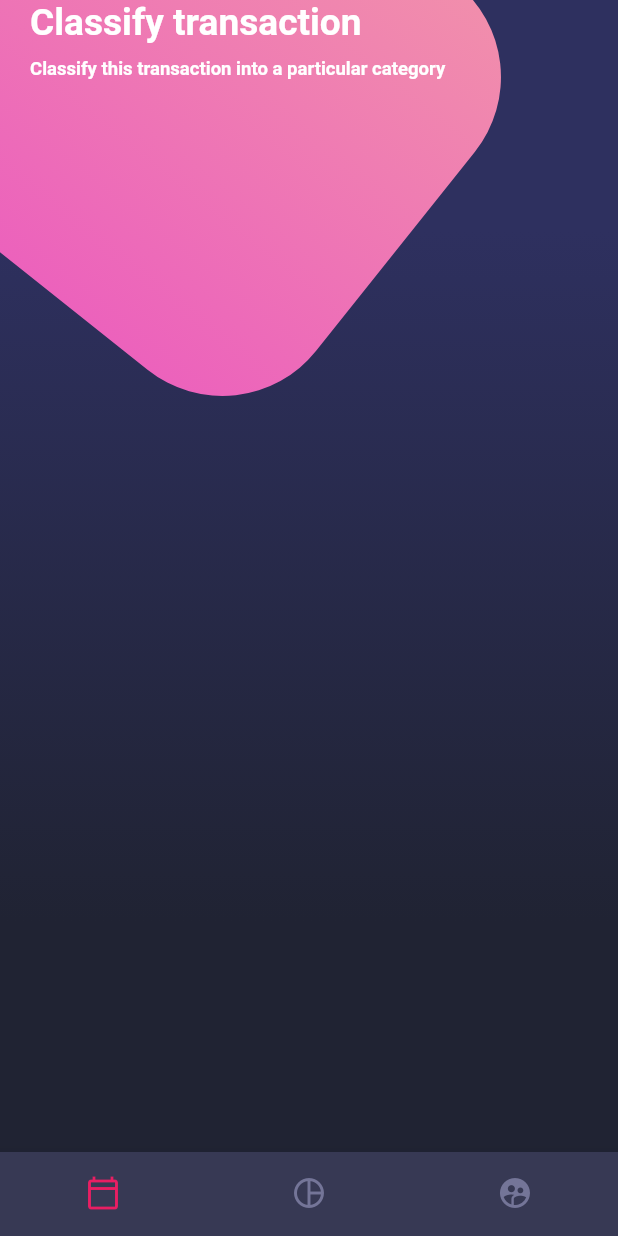
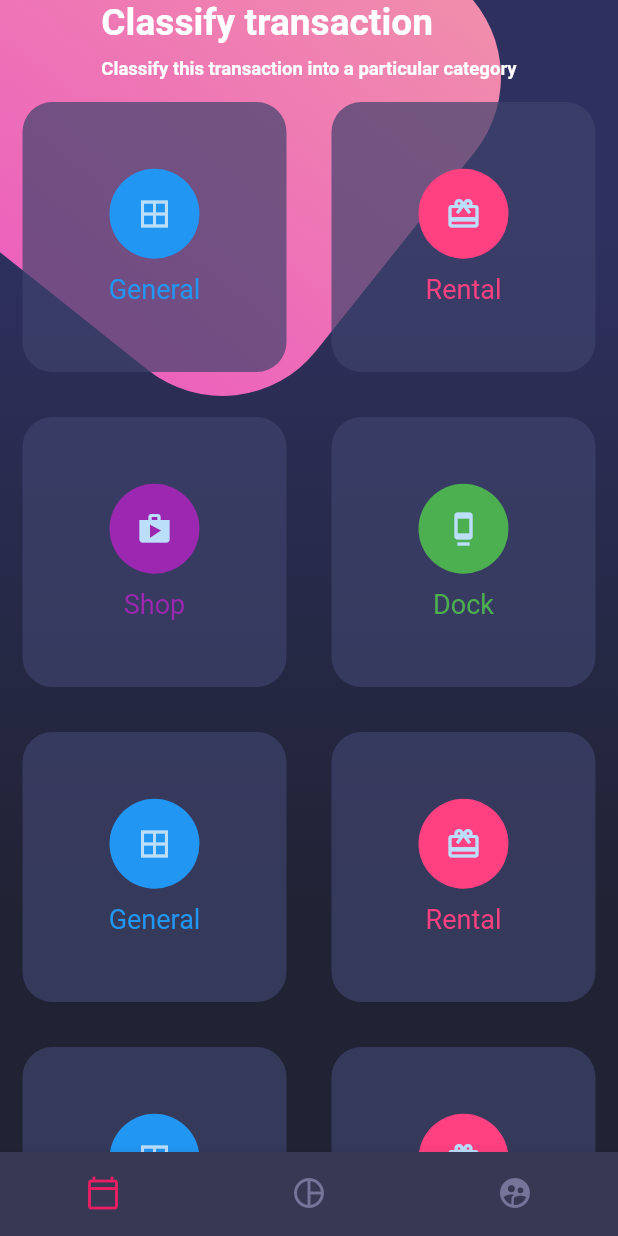
Before and after one commit to BryanParada/designsApp, a Flutter app: the screen it shows after launch, on a phone screen of 412 x 824 dp. Run offline on Flutter 3.47's test engine with Material 2 defaults, Android fonts, the phone set to English and light mode, and no system bars.

Commit message:
F151 - composite design - Table TableRow

```diff
--- a/lib/screens/home_screen.dart
+++ b/lib/screens/home_screen.dart
@@ -1,4 +1,5 @@
 import 'package:designs_app/widgets/background.dart';
+import 'package:designs_app/widgets/card_table.dart';
 import 'package:designs_app/widgets/custom_bottom_nav.dart';
 import 'package:designs_app/widgets/page_title.dart';
 import 'package:flutter/material.dart';
@@ -35,6 +36,9 @@ class _HomeBody extends StatelessWidget {
           children: [
             //Titulos
             PageTitle(),
+
+            //Card Table
+            CardTable(),
           ],
         ),
     );
--- /dev/null
+++ b/lib/widgets/card_table.dart
@@ -0,0 +1,88 @@
+import 'package:flutter/material.dart';
+
+class CardTable extends StatelessWidget {
+  const CardTable({super.key});
+
+  @override
+  Widget build(BuildContext context) {
+    return Table(
+      children: [
+        TableRow(
+          children:[
+            _SingleCard(icon: Icons.border_all, color: Colors.blue, text: 'General'),
+            _SingleCard(icon: Icons.card_giftcard, color: Colors.pinkAccent, text: 'Rental'),
+          ]
+        ),
+         TableRow(
+          children:[
+            _SingleCard(icon: Icons.shop, color: Colors.purple, text: 'Shop'),
+            _SingleCard(icon: Icons.dock, color: Colors.green, text: 'Dock'),
+          ]
+        ),
+         TableRow(
+          children:[
+            _SingleCard(icon: Icons.border_all, color: Colors.blue, text: 'General'),
+            _SingleCard(icon: Icons.card_giftcard, color: Colors.pinkAccent, text: 'Rental'),
+          ]
+        ),
+                 TableRow(
+          children:[
+            _SingleCard(icon: Icons.border_all, color: Colors.blue, text: 'General'),
+            _SingleCard(icon: Icons.card_giftcard, color: Colors.pinkAccent, text: 'Rental'),
+          ]
+        ),
+                 TableRow(
+          children:[
+            _SingleCard(icon: Icons.border_all, color: Colors.blue, text: 'General'),
+            _SingleCard(icon: Icons.card_giftcard, color: Colors.pinkAccent, text: 'Rental'),
+          ]
+        ),
+                 TableRow(
+          children:[
+            _SingleCard(icon: Icons.border_all, color: Colors.blue, text: 'General'),
+            _SingleCard(icon: Icons.card_giftcard, color: Colors.pinkAccent, text: 'Rental'),
+          ]
+        ),
+
+      ],
+    );
+  }
+}
+
+class _SingleCard extends StatelessWidget {
+
+  final IconData icon;
+  final Color color;
+  final String text;
+
+  const _SingleCard({
+    super.key,
+    required this.icon,
+    required this.color,
+    required this.text});
+
+  @override
+  Widget build(BuildContext context) {
+    return Container(
+      margin: EdgeInsets.all(15),
+      height: 180,
+      decoration: BoxDecoration(
+        color: Color.fromRGBO(62, 66, 107, 0.7),
+        borderRadius: BorderRadius.circular(20)
+      ),
+      child: Column(
+        mainAxisAlignment: MainAxisAlignment.center,
+        children: [
+          CircleAvatar(
+            backgroundColor: this.color,
+            child: Icon(this.icon),
+            radius: 30,
+          ),
+          SizedBox(height: 10,),
+          Text(this.text, style: TextStyle(color: this.color, fontSize: 18))
+
+        ],
+      ),
+    );
+  }
+}
```
